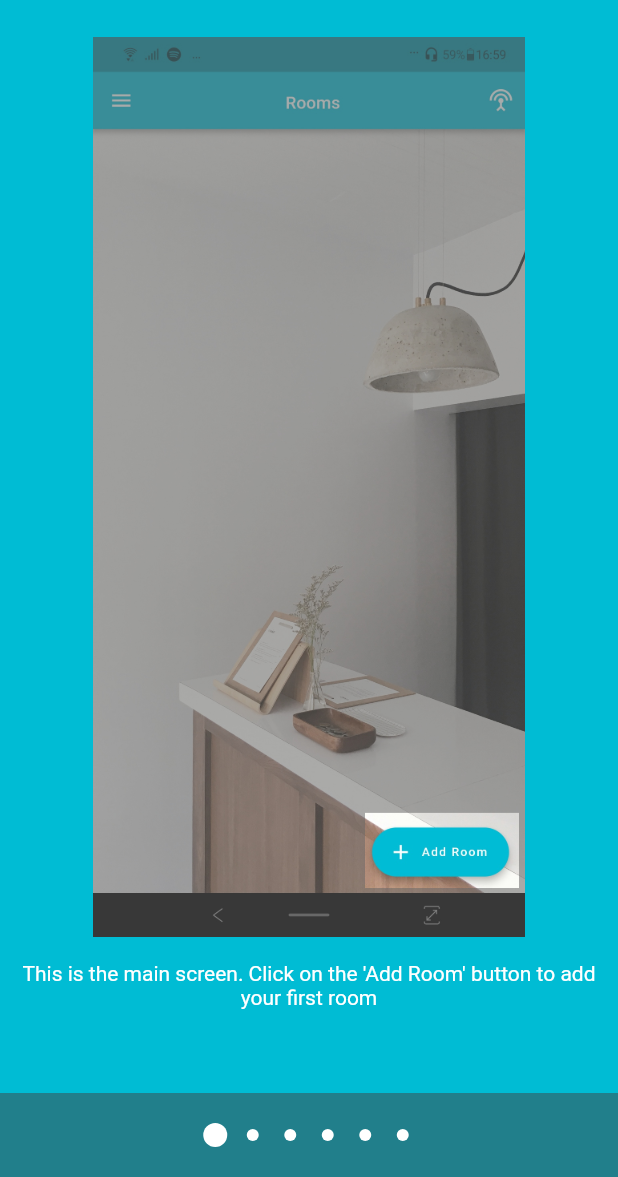
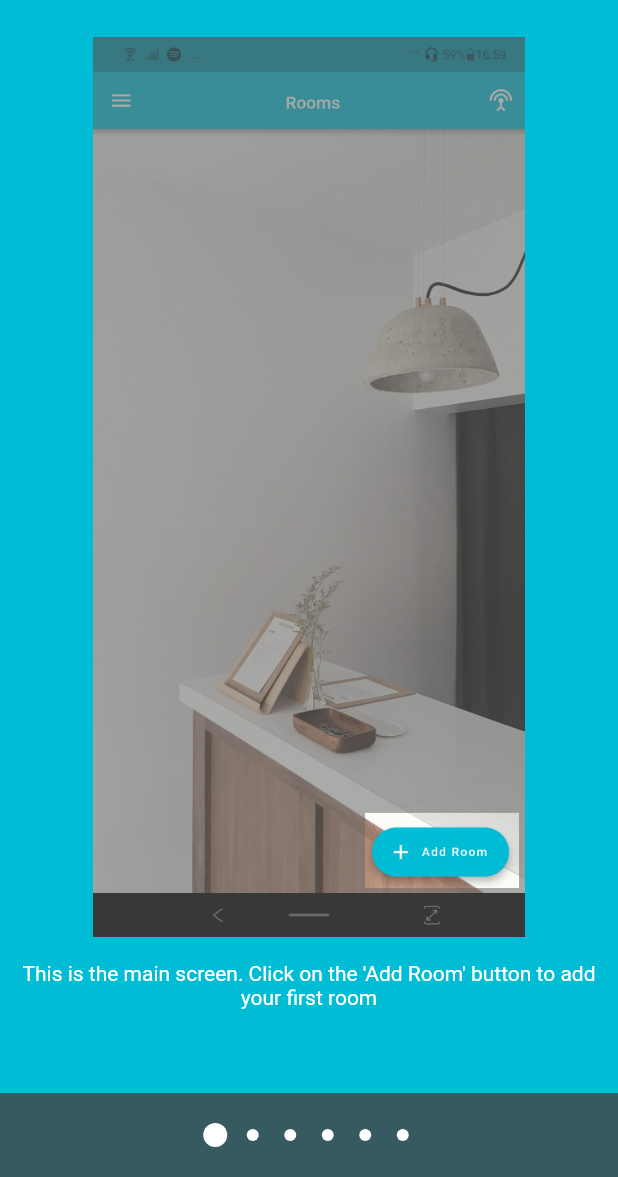
Before and after one commit to tashi-iu/innohome-app, a Flutter app: the HelpPage screen opened directly, on a phone screen of 412 x 824 dp, the part 59-1236 px from its top. Run offline on Flutter 3.47's test engine with Material 2 defaults, Android fonts, the phone set to English and light mode, and no system bars; our stand-ins replace image_picker, sqflite; missing offline and left inert: mqtt_client, wifi; accounts and stored records are empty.

Commit message:
v1.1.2 update

```diff
--- a/lib/pages/help_page.dart
+++ b/lib/pages/help_page.dart
@@ -1,6 +1,7 @@
 import 'dart:math';
 
 import 'package:flutter/material.dart';
+import 'package:smart_switch_v2/pages/house_page.dart';
 
 class HelpPage extends StatefulWidget {
   @override
@@ -18,6 +19,8 @@ class _HelpPageState extends State<HelpPage> {
 
   final _kArrowColor = Colors.black.withOpacity(0.8);
 
+  @override
+  Widget build(BuildContext context) {
     final List<Widget> _pages = <Widget>[
       ListView(
         children: <Widget>[
@@ -52,7 +55,7 @@ class _HelpPageState extends State<HelpPage> {
                 style: TextStyle(color: Colors.white),
                 textAlign: TextAlign.center),
             padding: EdgeInsets.all(8),
-        )
+          ),
         ],
       ),
       ListView(
@@ -116,27 +119,40 @@ class _HelpPageState extends State<HelpPage> {
           Center(
             child: Icon(
               Icons.check,
-            size: 64,
+              size: 128,
+              color: Colors.white,
             ),
           ),
           Padding(
             child: Text("That's it!",
-              style: TextStyle(color: Colors.white, fontSize: 64),
+                style: TextStyle(color: Colors.white, fontSize: 48),
                 textAlign: TextAlign.center),
             padding: EdgeInsets.all(8),
           ),
           Padding(
             child: Text("Try out the app and save precious time with innoHome",
-              style: TextStyle(color: Colors.white, fontSize: 64),
+                style: TextStyle(color: Colors.white, fontSize: 24),
                 textAlign: TextAlign.center),
-          padding: EdgeInsets.all(8),
+            padding: EdgeInsets.fromLTRB(8, 8, 8, 24),
+          ),
+          Center(
+            child: MaterialButton(
+              height: 48,
+              child: Text(
+                "EXPLORE APP",
+                style: TextStyle(color: Colors.cyan, fontSize: 24),
+              ),
+              color: Colors.white,
+              onPressed: () {
+                Navigator.pushReplacement(this.context,
+                    MaterialPageRoute(builder: (context) => HousePage()));
+              },
+            ),
           ),
         ],
       ),
     ];
 
-  @override
-  Widget build(BuildContext context) {
     return new Scaffold(
       backgroundColor: Colors.cyan,
       appBar: AppBar(
@@ -153,7 +169,8 @@ class _HelpPageState extends State<HelpPage> {
         child: new Stack(
           children: <Widget>[
             new PageView.builder(
-              physics: new AlwaysScrollableScrollPhysics(),
+              physics: BouncingScrollPhysics(),
+              itemCount: _pages.length,
               controller: _controller,
               itemBuilder: (BuildContext context, int index) {
                 return _pages[index % _pages.length];
@@ -164,7 +181,7 @@ class _HelpPageState extends State<HelpPage> {
               left: 0.0,
               right: 0.0,
               child: new Container(
-                color: Colors.grey[800].withOpacity(0.5),
+                color: Colors.grey[800].withOpacity(0.8),
                 padding: const EdgeInsets.all(20.0),
                 child: new Center(
                   child: new DotsIndicator(
--- a/lib/pages/house_page.dart
+++ b/lib/pages/house_page.dart
@@ -323,7 +323,6 @@ class _HousePageState extends State<HousePage> {
                     style: TextStyle(fontSize: 18),
                   ),
                 ),
-                Divider(),
                 ScopedModelDescendant<RoomModel>(
                   builder: (BuildContext context, Widget child, Model model) {
                     return ListTile(
@@ -409,7 +408,6 @@ class _HousePageState extends State<HousePage> {
                         });
                   },
                 ),
-                Divider()
               ],
             ),
           );
--- a/pubspec.yaml
+++ b/pubspec.yaml
@@ -7,7 +7,7 @@ description: A new Flutter project.
 # Both the version and the builder number may be overridden in flutter
 # build by specifying --build-name and --build-number, respectively.
 # Read more about versioning at semver.org.
-version: 1.1.1+1
+version: 1.1.2+1
 
 environment:
   sdk: ">=2.0.0-dev.68.0 <3.0.0"
```
Also changed, not shown: 1 other file. Lines whose indentation alone changed are shown as unchanged.
